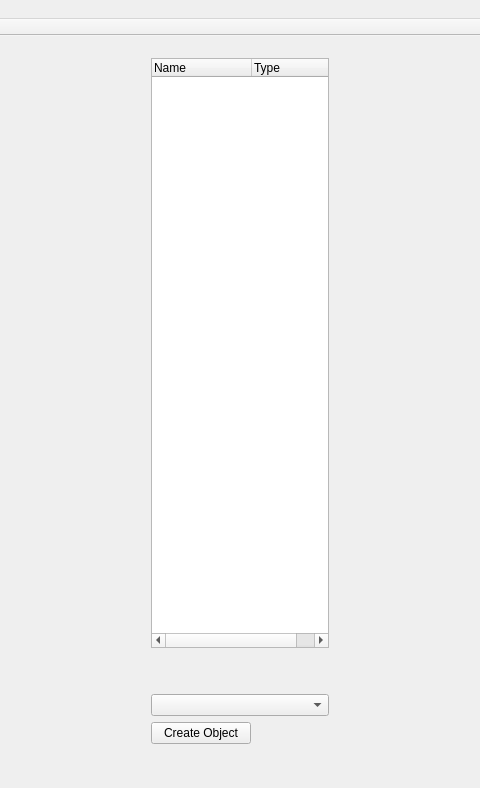
Old version of the form mainwindow.ui in the repository NotBjoggisAtAll/Tomato-Engine; both pictures show x 283 to 763 and y 0 to 788 of the 1047 by 788 pixel window.
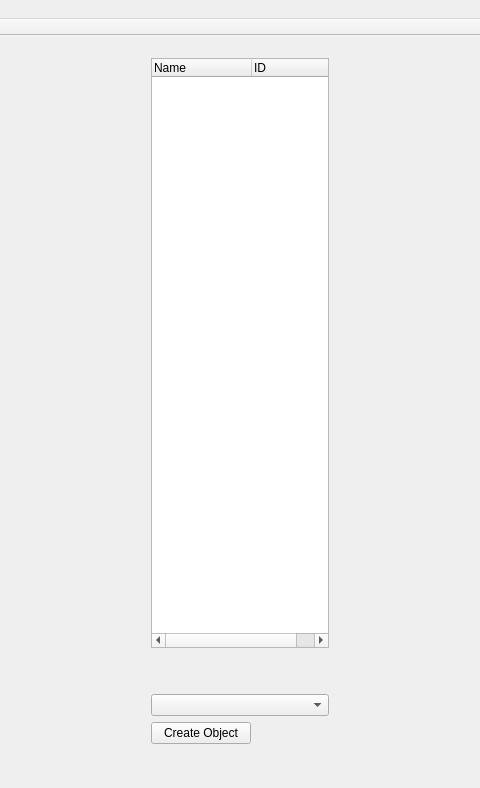
New version of the form.

The edit to the form file:
```diff
--- a/mainwindow.ui
+++ b/mainwindow.ui
@@ -40,7 +40,7 @@
              </column>
              <column>
               <property name="text">
-               <string>Type</string>
+               <string>ID</string>
               </property>
              </column>
             </widget>
```
